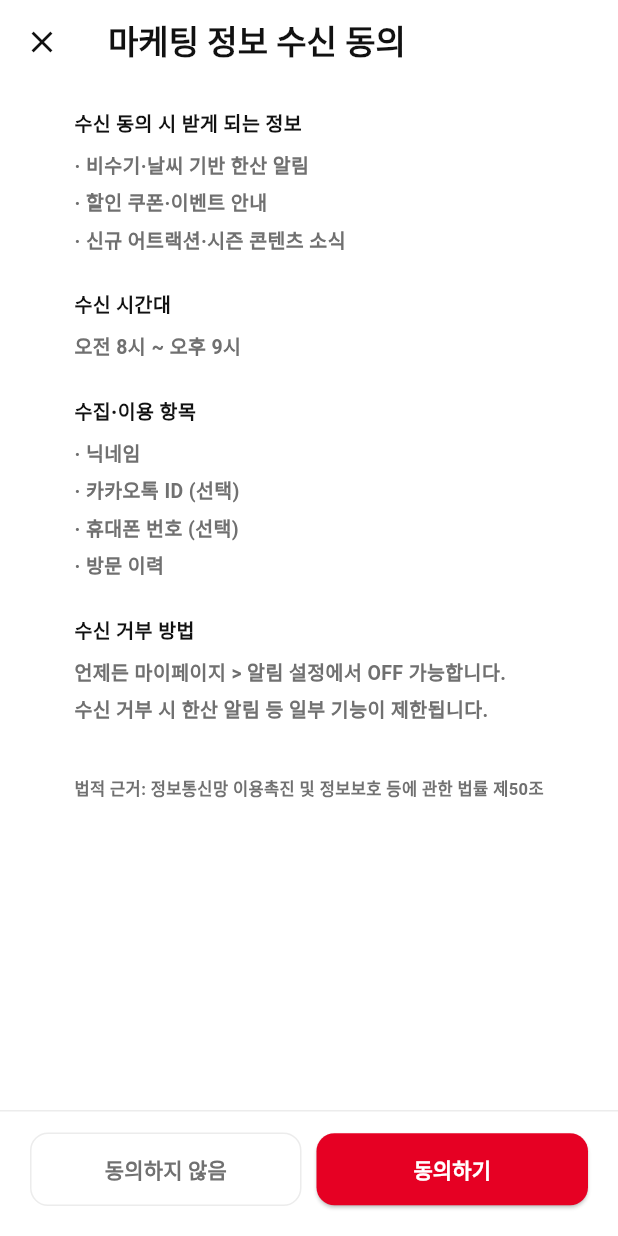
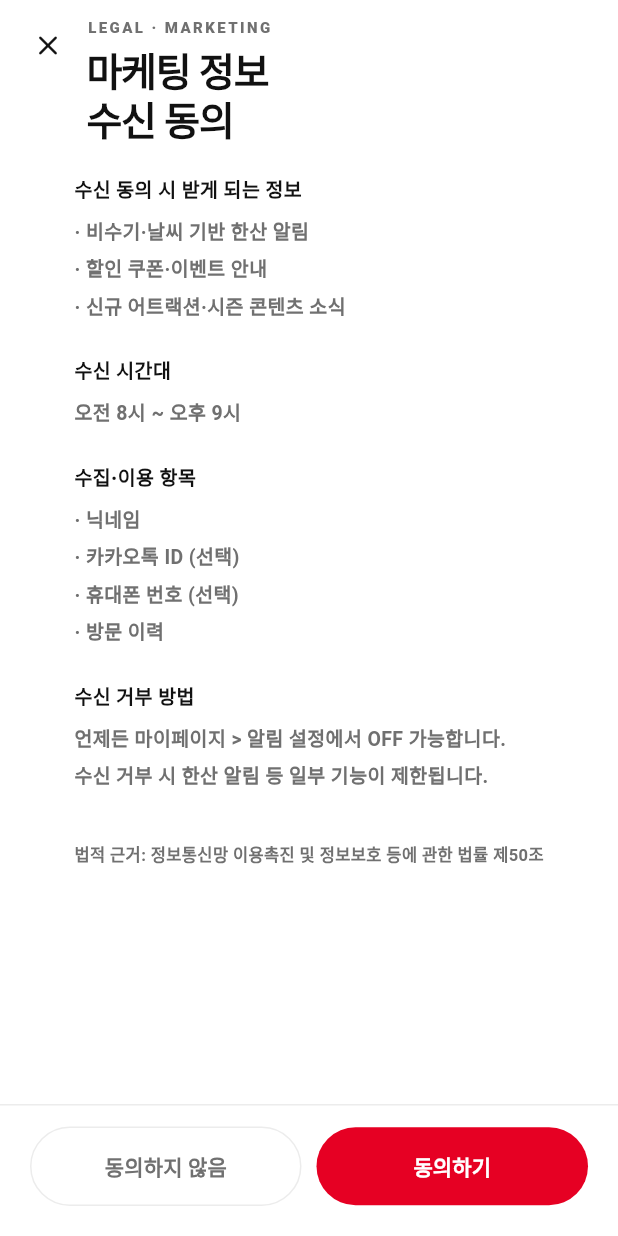
Before and after one commit to 202001381/retrace, a Flutter app: the MarketingConsentModal screen opened directly, on a phone screen of 412 x 824 dp. Run offline on Flutter 3.47's test engine with Material 3 defaults, Android fonts, the phone set to English and light mode, and no system bars; our stand-ins replace cloud_firestore, firebase_core, flutter_map, geolocator, image_picker, latlong2 and 1 more; accounts and stored records are empty; Roboto replaces fonts that are missing (Pretendard).

Commit message:
v3 — marketing consent modal header + pill CTAs
- AppBar 'X · 마케팅 정보 수신 동의' 14pt → 'LEGAL · MARKETING' eyebrow
  + 26px 2-line headline ('마케팅 정보 / 수신 동의', -0.8 tracking)
- 동의하지 않음 / 동의하기 buttons reshaped to pill (radius 99, 16pad)
- close button moved to inline left of the header instead of AppBar leading

Verified: analyze 0 errors / test 61/61 pass.

```diff
--- a/lib/screens/mypage/marketing_consent_modal.dart
+++ b/lib/screens/mypage/marketing_consent_modal.dart
@@ -1,6 +1,7 @@
 import 'package:flutter/material.dart';
 
 import '../../core/theme/app_colors.dart';
+import '../../widgets/design/condition_pip.dart';
 
 /// 마케팅 정보 수신 동의 풀스크린 모달 (정통법 §50 명시적 동의).
 /// 호출 측은 [showMarketingConsentModal] 사용 → bool 반환 (true = 동의).
@@ -13,22 +14,46 @@ class MarketingConsentModal extends StatelessWidget {
   @override
   Widget build(BuildContext context) {
     return Scaffold(
-      backgroundColor: AppColors.bgCard,
-      appBar: AppBar(
-        title: const Text('마케팅 정보 수신 동의',
-            style: TextStyle(fontWeight: FontWeight.w900)),
-        backgroundColor: AppColors.bgCard,
-        elevation: 0.5,
-        centerTitle: false,
-        foregroundColor: AppColors.textPrimary,
-        leading: IconButton(
-          icon: const Icon(Icons.close),
-          onPressed: () => Navigator.of(context).pop(false),
-        ),
-      ),
+      backgroundColor: AppColors.bg,
       body: SafeArea(
         child: Column(
           children: [
+            Padding(
+              padding: const EdgeInsets.fromLTRB(8, 6, 22, 4),
+              child: Row(
+                crossAxisAlignment: CrossAxisAlignment.start,
+                children: [
+                  IconButton(
+                    onPressed: () => Navigator.of(context).pop(false),
+                    icon: const Icon(Icons.close_rounded,
+                        size: 22, color: AppColors.ink900),
+                  ),
+                  const SizedBox(width: 2),
+                  Expanded(
+                    child: Padding(
+                      padding: const EdgeInsets.only(top: 8),
+                      child: Column(
+                        crossAxisAlignment: CrossAxisAlignment.start,
+                        children: const [
+                          Eyebrow('LEGAL · MARKETING'),
+                          SizedBox(height: 6),
+                          Text(
+                            '마케팅 정보\n수신 동의',
+                            style: TextStyle(
+                              fontSize: 26,
+                              fontWeight: FontWeight.w900,
+                              color: AppColors.ink900,
+                              letterSpacing: -0.8,
+                              height: 1.2,
+                            ),
+                          ),
+                        ],
+                      ),
+                    ),
+                  ),
+                ],
+              ),
+            ),
             Expanded(
               child: SingleChildScrollView(
                 padding: const EdgeInsets.fromLTRB(20, 16, 20, 24),
@@ -85,11 +110,11 @@ class MarketingConsentModal extends StatelessWidget {
                     child: OutlinedButton(
                       onPressed: () => Navigator.of(context).pop(false),
                       style: OutlinedButton.styleFrom(
-                        padding: const EdgeInsets.symmetric(vertical: 14),
+                        padding: const EdgeInsets.symmetric(vertical: 16),
                         side: const BorderSide(color: AppColors.line),
                         foregroundColor: AppColors.textSecondary,
                         shape: RoundedRectangleBorder(
-                            borderRadius: BorderRadius.circular(12)),
+                            borderRadius: BorderRadius.circular(99)),
                       ),
                       child: const Text('동의하지 않음',
                           style: TextStyle(
@@ -101,11 +126,12 @@ class MarketingConsentModal extends StatelessWidget {
                     child: ElevatedButton(
                       onPressed: () => Navigator.of(context).pop(true),
                       style: ElevatedButton.styleFrom(
-                        padding: const EdgeInsets.symmetric(vertical: 14),
+                        padding: const EdgeInsets.symmetric(vertical: 16),
                         backgroundColor: AppColors.red,
                         foregroundColor: Colors.white,
+                        elevation: 0,
                         shape: RoundedRectangleBorder(
-                            borderRadius: BorderRadius.circular(12)),
+                            borderRadius: BorderRadius.circular(99)),
                       ),
                       child: const Text('동의하기',
                           style: TextStyle(
```
